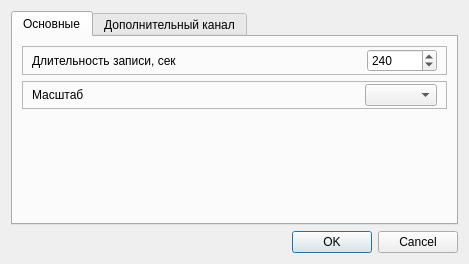
The window that metodics/trenagers/take_put/trentakeputparamsdialog.ui (grigp/a-analyser) describes before a commit, drawn with Qt 5.
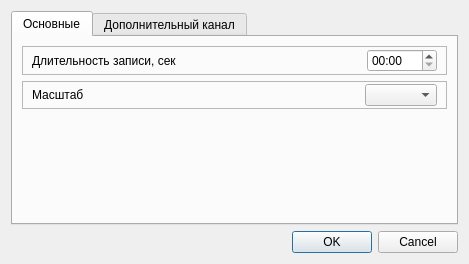
The same window after the commit. The open tabs and pages were chosen to show the change. Icons and pictures are not drawn.

```diff
--- a/metodics/trenagers/take_put/trentakeputparamsdialog.ui
+++ b/metodics/trenagers/take_put/trentakeputparamsdialog.ui
@@ -60,24 +60,15 @@
            </spacer>
           </item>
           <item>
-           <widget class="QSpinBox" name="edGameTime">
+           <widget class="QTimeEdit" name="edGameTime">
             <property name="minimumSize">
              <size>
               <width>70</width>
               <height>0</height>
              </size>
             </property>
-            <property name="minimum">
-             <number>10</number>
-            </property>
-            <property name="maximum">
-             <number>600</number>
-            </property>
-            <property name="singleStep">
-             <number>10</number>
-            </property>
-            <property name="value">
-             <number>240</number>
+            <property name="displayFormat">
+             <string>mm:ss</string>
             </property>
            </widget>
           </item>
```
Left out of the diff: 2 changed lines with no effect on the pictures.
